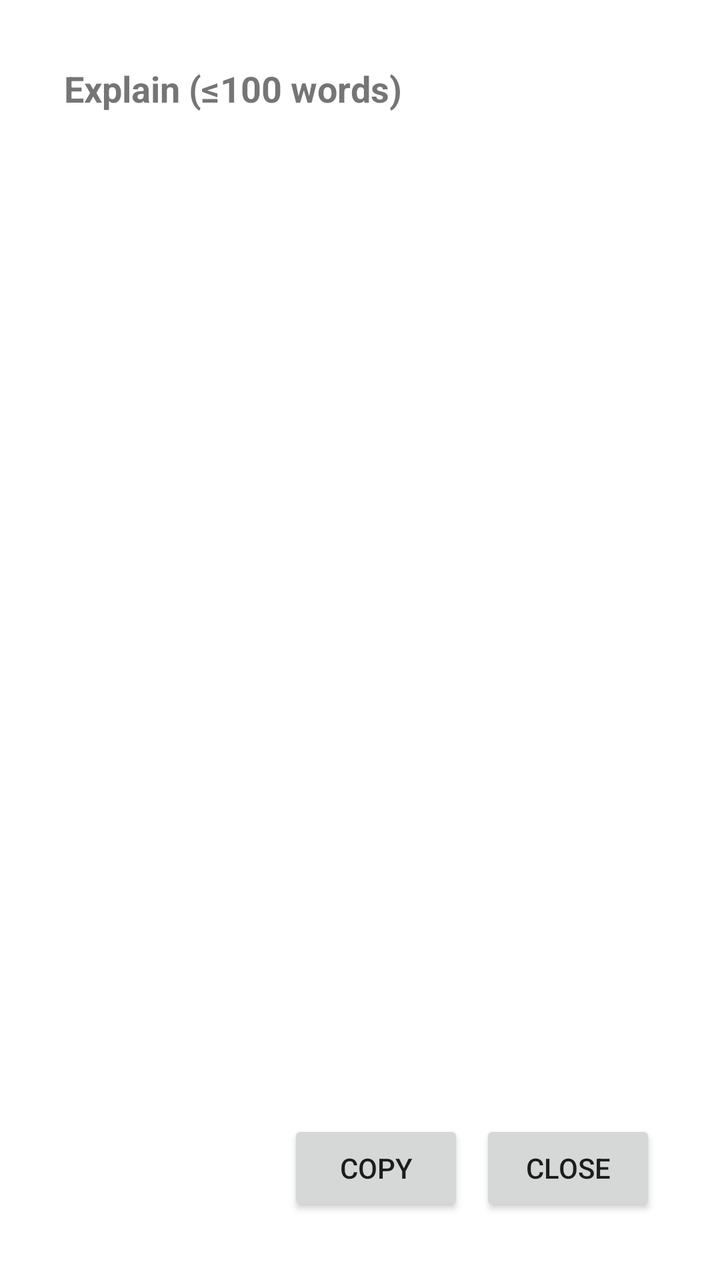
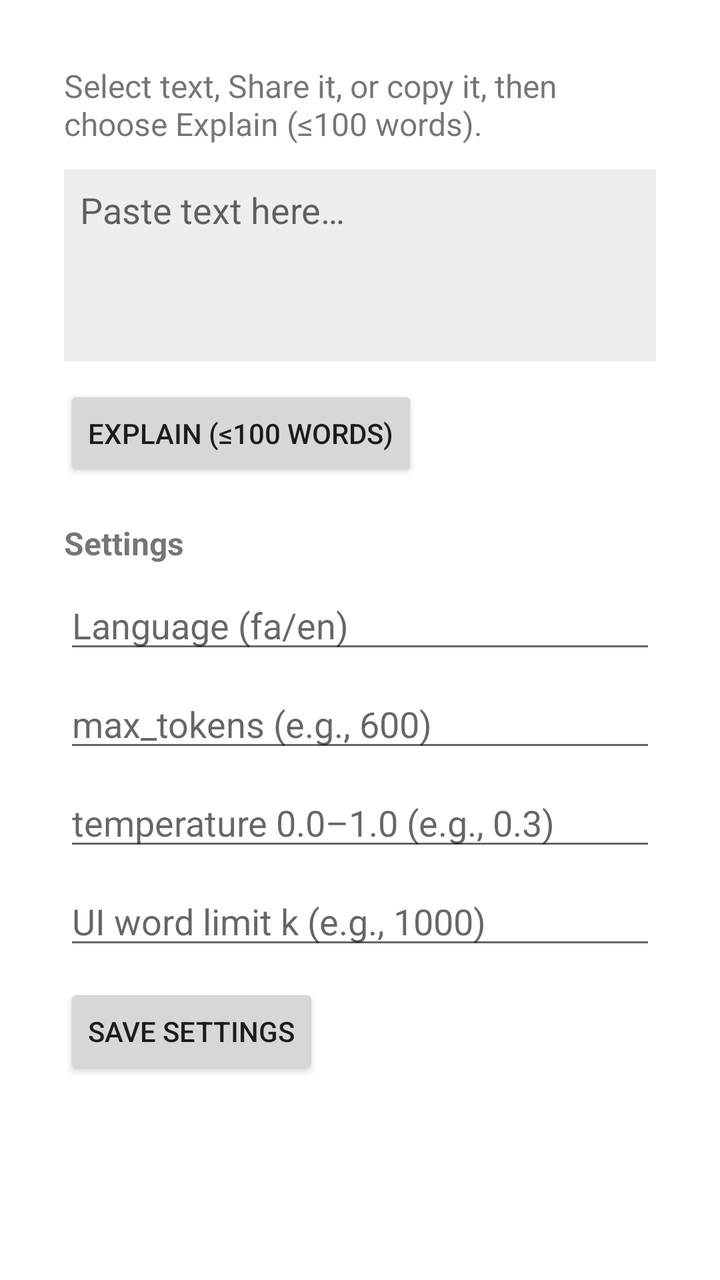

Compare the two renders of this Android layout. The source of the first and the diff that turns it into the second are given below.
<!-- AndroidManifest.xml: activity theme Theme.Explain.Dialog -->
<!-- res/layout/activity_explain.xml -->
<?xml version="1.0" encoding="utf-8"?>
<LinearLayout xmlns:android="http://schemas.android.com/apk/res/android"
    android:orientation="vertical"
    android:padding="16dp"
    android:background="#FFFFFF"
    android:layout_width="match_parent"
    android:layout_height="match_parent">

    
    <TextView
        android:id="@+id/title"
        android:text="@string/explain_action"
        android:textStyle="bold"
        android:textSize="18sp"
        android:layout_width="match_parent"
        android:layout_height="wrap_content" />

    
    <ScrollView
        android:id="@+id/scroll_preview"
        android:layout_width="match_parent"
        android:layout_height="0dp"
        android:layout_weight="1"
        android:fillViewport="true"
        android:layout_marginTop="8dp">

        <TextView
            android:id="@+id/preview"
            android:textSize="14sp"
            android:alpha="0.8"
            android:padding="8dp"
            android:layout_width="match_parent"
            android:layout_height="wrap_content" />
    </ScrollView>

    
    <ProgressBar
        android:id="@+id/progress"
        style="?android:attr/progressBarStyle"
        android:layout_width="wrap_content"
        android:layout_height="wrap_content"
        android:layout_gravity="center"
        android:layout_marginTop="8dp" />

    
    <ScrollView
        android:id="@+id/scroll_result"
        android:layout_width="match_parent"
        android:layout_height="0dp"
        android:layout_weight="1"
        android:visibility="gone"
        android:fillViewport="true"
        android:layout_marginTop="8dp">

        <TextView
            android:id="@+id/result"
            android:textSize="15sp"
            android:padding="12dp"
            android:layout_width="match_parent"
            android:layout_height="wrap_content" />
    </ScrollView>

    
    <LinearLayout
        android:layout_width="match_parent"
        android:layout_height="wrap_content"
        android:gravity="end"
        android:layout_marginTop="12dp">

        <Button
            android:id="@+id/btn_copy"
            android:text="@string/copy"
            android:layout_width="wrap_content"
            android:layout_height="wrap_content" />

        <Button
            android:id="@+id/btn_close"
            android:text="@string/close"
            android:layout_width="wrap_content"
            android:layout_height="wrap_content"
            android:layout_marginStart="8dp" />
    </LinearLayout>

</LinearLayout>
<!-- resources referenced by this layout -->
<resources>
  <string name="close">Close</string>
  <string name="copy">Copy</string>
  <string name="explain_action">Explain (≤100 words)</string>
  <style name="Theme.Explain.Dialog" parent="Theme.MaterialComponents.Light.Dialog.Alert">
          <item name="android:windowMinWidthMajor">80%</item>
          <item name="android:windowMinWidthMinor">90%</item>
          <item name="android:windowAnimationStyle">@null</item>
      </style>
</resources>

<!-- the commit's change to res/layout/activity_explain.xml (unified diff, before → after) -->
@@ -1,84 +1,85 @@
 <?xml version="1.0" encoding="utf-8"?>
-<LinearLayout xmlns:android="http://schemas.android.com/apk/res/android"
-    android:orientation="vertical"
-    android:padding="16dp"
-    android:background="#FFFFFF"
-    android:layout_width="match_parent"
-    android:layout_height="match_parent">
+<ScrollView xmlns:android="http://schemas.android.com/apk/res/android"
+    android:layout_width="match_parent" android:layout_height="match_parent">
 
-    
-    <TextView
-        android:id="@+id/title"
-        android:text="@string/explain_action"
-        android:textStyle="bold"
-        android:textSize="18sp"
-        android:layout_width="match_parent"
-        android:layout_height="wrap_content" />
-
-    
-    <ScrollView
-        android:id="@+id/scroll_preview"
-        android:layout_width="match_parent"
-        android:layout_height="0dp"
-        android:layout_weight="1"
-        android:fillViewport="true"
-        android:layout_marginTop="8dp">
+    <LinearLayout
+        android:orientation="vertical" android:padding="16dp"
+        android:layout_width="match_parent" android:layout_height="wrap_content">
 
         <TextView
-            android:id="@+id/preview"
-            android:textSize="14sp"
-            android:alpha="0.8"
+            android:text="@string/hello"
+            android:textSize="16sp"
+            android:layout_width="match_parent" android:layout_height="wrap_content"/>
+
+        
+        <EditText
+            android:id="@+id/input"
+            android:hint="Paste text here…"
+            android:minHeight="96dp"
+            android:gravity="top"
+            android:inputType="textMultiLine"
             android:padding="8dp"
+            android:background="#EEEEEE"
+            android:layout_marginTop="12dp"
             android:layout_width="match_parent"
-            android:layout_height="wrap_content" />
-    </ScrollView>
-
-    
-    <ProgressBar
-        android:id="@+id/progress"
-        style="?android:attr/progressBarStyle"
-        android:layout_width="wrap_content"
-        android:layout_height="wrap_content"
-        android:layout_gravity="center"
-        android:layout_marginTop="8dp" />
-
-    
-    <ScrollView
-        android:id="@+id/scroll_result"
-        android:layout_width="match_parent"
-        android:layout_height="0dp"
-        android:layout_weight="1"
-        android:visibility="gone"
-        android:fillViewport="true"
-        android:layout_marginTop="8dp">
-
-        <TextView
-            android:id="@+id/result"
-            android:textSize="15sp"
-            android:padding="12dp"
-            android:layout_width="match_parent"
-            android:layout_height="wrap_content" />
-    </ScrollView>
-
-    
-    <LinearLayout
-        android:layout_width="match_parent"
-        android:layout_height="wrap_content"
-        android:gravity="end"
-        android:layout_marginTop="12dp">
-
-        <Button
-            android:id="@+id/btn_copy"
-            android:text="@string/copy"
-            android:layout_width="wrap_content"
             android:layout_height="wrap_content" />
 
         <Button
-            android:id="@+id/btn_close"
-            android:text="@string/close"
+            android:id="@+id/btn_explain"
+            android:text="@string/explain_action"
+            android:layout_marginTop="12dp"
             android:layout_width="wrap_content"
-            android:layout_height="wrap_content"
-            android:layout_marginStart="8dp" />
+            android:layout_height="wrap_content"/>
+
+        
+        <TextView
+            android:text="Settings"
+            android:textStyle="bold"
+            android:textSize="16sp"
+            android:layout_marginTop="20dp"
+            android:layout_width="match_parent"
+            android:layout_height="wrap_content"/>
+
+        
+        <EditText
+            android:id="@+id/et_lang"
+            android:hint="Language (fa/en)"
+            android:layout_marginTop="8dp"
+            android:layout_width="match_parent"
+            android:layout_height="wrap_content"/>
+
+        
+        <EditText
+            android:id="@+id/et_max_tokens"
+            android:hint="max_tokens (e.g., 600)"
+            android:inputType="number"
+            android:layout_marginTop="8dp"
+            android:layout_width="match_parent"
+            android:layout_height="wrap_content"/>
+
+        
+        <EditText
+            android:id="@+id/et_temperature"
+            android:hint="temperature 0.0–1.0 (e.g., 0.3)"
+            android:inputType="numberDecimal"
+            android:layout_marginTop="8dp"
+            android:layout_width="match_parent"
+            android:layout_height="wrap_content"/>
+
+        
+        <EditText
+            android:id="@+id/et_word_limit"
+            android:hint="UI word limit k (e.g., 1000)"
+            android:inputType="number"
+            android:layout_marginTop="8dp"
+            android:layout_width="match_parent"
+            android:layout_height="wrap_content"/>
+
+        <Button
+            android:id="@+id/btn_save"
+            android:text="Save Settings"
+            android:layout_marginTop="12dp"
+            android:layout_width="wrap_content"
+            android:layout_height="wrap_content"/>
     </LinearLayout>
-
-</LinearLayout>
+</ScrollView>
<!-- resource entries referenced after the edit -->
@@ -1,8 +1,7 @@
 <!-- resources referenced by this layout -->
 <resources>
-  <string name="close">Close</string>
-  <string name="copy">Copy</string>
   <string name="explain_action">Explain (≤100 words)</string>
+  <string name="hello">Select text, Share it, or copy it, then choose "Explain (≤100 words)".</string>
   <style name="Theme.Explain.Dialog" parent="Theme.MaterialComponents.Light.Dialog.Alert">
           <item name="android:windowMinWidthMajor">80%</item>
           <item name="android:windowMinWidthMinor">90%</item>
